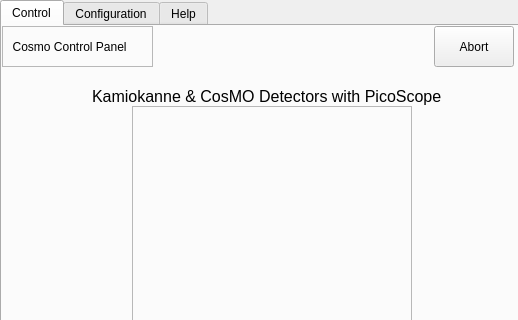
Qt form CosmoGui.ui (GuenterQuast/picoCosmo_dev) before a commit; both pictures show x 0 to 518 and y 0 to 320 of the 518 by 537 pixel window.
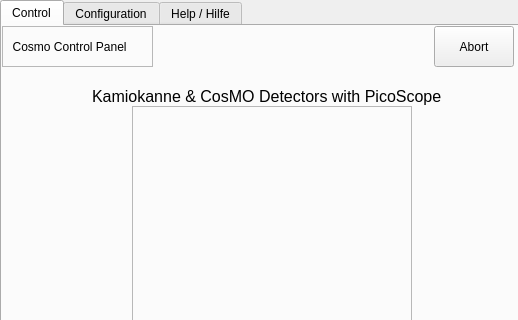
The same form after that commit. Icons and pictures are not drawn.

Commit message: small correction, Tab label now "Help / Hilfe"

Patch:
```diff
--- a/CosmoGui.ui
+++ b/CosmoGui.ui
@@ -437,7 +437,7 @@
       <string>&lt;html&gt;&lt;head/&gt;&lt;body&gt;&lt;p&gt;Info &amp;amp; Help&lt;/p&gt;&lt;/body&gt;&lt;/html&gt;</string>
      </property>
      <attribute name="title">
-      <string>Help</string>
+      <string>Help / Hilfe</string>
      </attribute>
      <widget class="QTextEdit" name="TE_Help">
       <property name="geometry">
```
Left out of the diff: 2 changed lines with no effect on the pictures. The commit also changes 3 other files.
